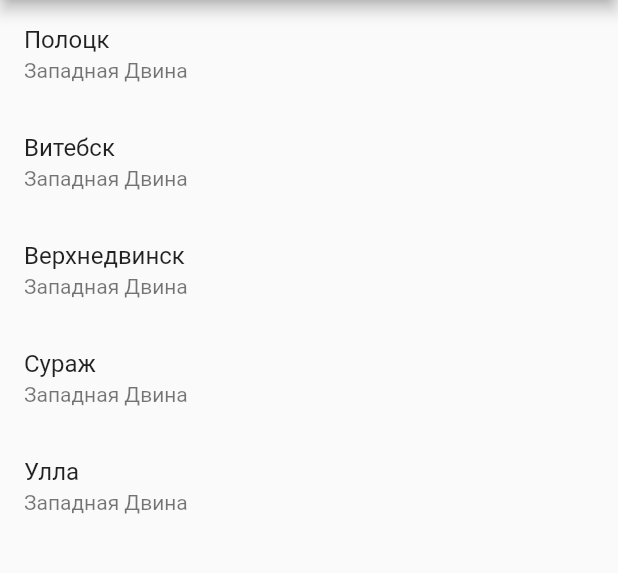
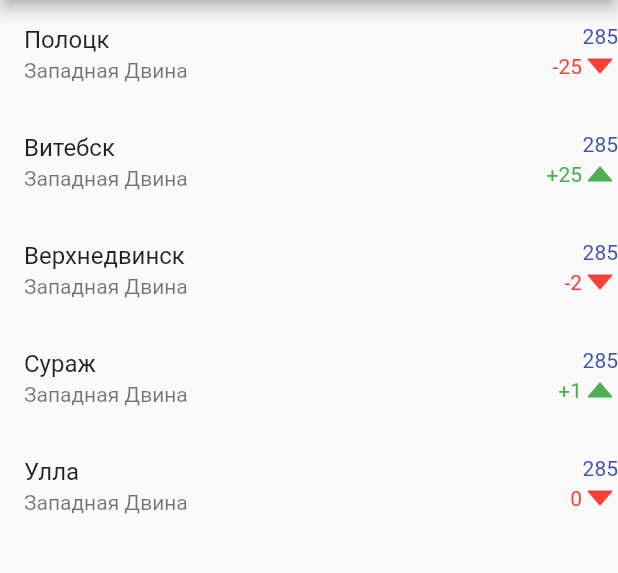
Before and after one commit to Dartlen/whater_level, a Flutter app: the screen it shows after launch, on a phone screen of 412 x 824 dp, the part 84-657 px from its top. Run offline on Flutter 3.47's test engine with Material 2 defaults, Android fonts, the phone set to English and light mode, and no system bars; our stand-ins replace ant_icons.

Commit message:
in progress

```diff
--- a/lib/main.dart
+++ b/lib/main.dart
@@ -2,6 +2,7 @@ import 'dart:convert';
 import 'dart:io';
 import "dart:math";
 
+import 'package:ant_icons/ant_icons.dart';
 import 'package:flutter/material.dart';
 import 'package:http/http.dart' as http;
 
@@ -30,11 +31,36 @@ class MainScreen extends StatelessWidget {
   final data = ["one", "two", "three", "four", "five"];
 
   final List<Post> namesPosts = [
-    Post(id: "0", name: "Полоцк", waterName: "Западная Двина"),
-    Post(id: "1", name: "Витебск", waterName: "Западная Двина"),
-    Post(id: "2", name: "Верхнедвинск", waterName: "Западная Двина"),
-    Post(id: "3", name: "Сураж", waterName: "Западная Двина"),
-    Post(id: "3", name: "Улла", waterName: "Западная Двина")
+    Post(
+        id: "0",
+        name: "Полоцк",
+        waterName: "Западная Двина",
+        pointDayInfoChanges:
+            PointDayInfoChanges(level: '285', temp: '8', delta: '-25')),
+    Post(
+        id: "1",
+        name: "Витебск",
+        waterName: "Западная Двина",
+        pointDayInfoChanges:
+            PointDayInfoChanges(level: '285', temp: '9', delta: '+25')),
+    Post(
+        id: "2",
+        name: "Верхнедвинск",
+        waterName: "Западная Двина",
+        pointDayInfoChanges:
+            PointDayInfoChanges(level: '285', temp: '10', delta: '-2')),
+    Post(
+        id: "3",
+        name: "Сураж",
+        waterName: "Западная Двина",
+        pointDayInfoChanges:
+            PointDayInfoChanges(level: '285', temp: '9', delta: '+1')),
+    Post(
+        id: "4",
+        name: "Улла",
+        waterName: "Западная Двина",
+        pointDayInfoChanges:
+            PointDayInfoChanges(level: '285', temp: '10', delta: '0'))
   ];
 
   //var zz = createPost();
@@ -50,7 +76,10 @@ class MainScreen extends StatelessWidget {
               itemCount: namesPosts.length,
               itemBuilder: (BuildContext context, int index) {
                 var post = namesPosts[index];
-                return ListTile(
+                return Row(
+                  children: [
+                    Expanded(
+                        child: ListTile(
                       title: MessageItem(post.name, post.waterName)
                           .buildTitle(context),
                       subtitle: MessageItem(post.name, post.waterName)
@@ -59,7 +88,30 @@ class MainScreen extends StatelessWidget {
                           context,
                           MaterialPageRoute(
                             builder: (context) => Main(name: post.name),
-                      )),);
+                          )),
+                    )),
+
+                    _getPointDayInfo(post.pointDayInfoChanges),
+
+                    // Expanded(
+                    //     child: Column(
+                    //   children: <Widget>[
+                    //     myLayoutWidget(),
+                    //     myLayoutWidget(),
+                    //   ],
+                    // ))
+                  ],
+                );
+                // return ListTile(
+                //     title: MessageItem(post.name, post.waterName)
+                //         .buildTitle(context),
+                //     subtitle: MessageItem(post.name, post.waterName)
+                //         .buildSubtitle(context),
+                //   onTap: () => Navigator.push(
+                //       context,
+                //       MaterialPageRoute(
+                //         builder: (context) => Main(name: post.name),
+                //       )),);
               })),
     );
   }
@@ -75,6 +127,15 @@ class Main extends StatefulWidget {
 }
 
 class PostScreen extends State<Main> {
+  TextEditingController _textController = TextEditingController();
+
+  onItemChanged(String value) {
+    setState(() {
+      // newDataList = mainDataList
+      //     .where((string) => string.toLowerCase().contains(value.toLowerCase()))
+      //     .toList();
+    });
+  }
 
   @override
   Widget build(BuildContext context) {
@@ -82,8 +143,19 @@ class PostScreen extends State<Main> {
         appBar: AppBar(
           title: Text('Flutter ListView Example'),
         ),
-        body: Center(
-          child: FutureBuilder(
+        body: Column(
+          children: <Widget>[
+            Padding(
+              padding: const EdgeInsets.all(12.0),
+              child: TextField(
+                controller: _textController,
+                decoration: InputDecoration(
+                  hintText: 'Search Here...',
+                ),
+                onChanged: onItemChanged,
+              ),
+            ),
+            FutureBuilder(
                 future: loadPost(),
                 builder: (context, AsyncSnapshot snapshot) {
                   if (!snapshot.hasData) {
@@ -95,30 +167,15 @@ class PostScreen extends State<Main> {
                       itemBuilder: (BuildContext context, int index) {
                         var pointDay = snapshot.data[index];
                         return ListTile(
-                                  title: MessageItem(pointDay.date.toString(), pointDay.level).buildTitle(context));
+                            title: MessageItem(
+                                    pointDay.date.toString(), pointDay.level)
+                                .buildTitle(context));
                       },
                     ));
-                        // child: ListView.builder(
-                        //     itemCount: snapshot.data.length,
-                        //     scrollDirection: Axis.horizontal,
-                        //     itemBuilder: (BuildContext context, int index) {
-                        //       return Text('${snapshot.data[index]}');
-                        //     }));
                   }
                 })
+          ],
         ));
-
-    // child: ListView.builder(
-    //     itemCount: pointDays.length,
-    //     itemBuilder: (BuildContext context, int index) {
-    //       var post = pointDays[index];
-    //       return ListTile(
-    //           title: MessageItem(post.name, post.waterName)
-    //               .buildTitle(context),
-    //           subtitle: MessageItem(post.name, post.waterName)
-    //               .buildSubtitle(context));
-    //     })),
-    // );
   }
 }
 
@@ -138,6 +195,75 @@ class MessageItem implements ListItem {
   Widget buildTitle(BuildContext context) => Text(sender);
 
   Widget buildSubtitle(BuildContext context) => Text(body);
+}
+
+Widget myLayoutWidget() {
+  return Align(
+    alignment: Alignment(0.9, 0),
+    child: Text("widget"),
+  );
+}
+
+Widget _getPointDayInfo(PointDayInfoChanges pointDayInfoChanges) {
+  Widget row;
+  MaterialColor color;
+  if (pointDayInfoChanges.delta.contains("+")) {
+    color = Colors.green;
+    row = rowTextWithPictureUpWater(pointDayInfoChanges.delta, color);
+    //changeTextWidget = new TextSpan(text: pointDayInfoChanges.delta, style: new TextStyle(color: Colors.green));
+  } else {
+    color = Colors.red;
+    row = rowTextWithPictureDownWater(pointDayInfoChanges.delta, color);
+    //changeTextWidget = new TextSpan(text: pointDayInfoChanges.delta, style: new TextStyle(color: Colors.red));
+  }
+
+  return Expanded(
+      child: Column(
+    children: <Widget>[
+      Align(
+        alignment: Alignment(1, 0),
+        child: Text(
+          pointDayInfoChanges.level,
+          style: TextStyle(color: Colors.indigo),
+        ),
+      ),
+      row,
+    ],
+  ));
+}
+
+Widget rowTextWithPictureDownWater(String text, Color color) {
+  return Row(
+    mainAxisAlignment: MainAxisAlignment.end,
+    children: <Widget>[
+      Text(text, style: TextStyle(color: color)),
+      const Icon(
+        AntIcons.caret_down_outline,
+        color: Colors.red,
+      ),
+    ],
+  );
+}
+
+Widget rowTextWithPictureUpWater(String text, Color color) {
+  return Row(
+    mainAxisAlignment: MainAxisAlignment.end,
+    children: <Widget>[
+      Text(text, style: TextStyle(color: color)),
+      const Icon(
+        AntIcons.caret_up_outline,
+        color: Colors.green,
+      ),
+    ],
+  );
+}
+
+class PointDayInfoChanges {
+  final String level;
+  final String temp;
+  final String delta;
+
+  PointDayInfoChanges({this.level, this.temp, this.delta});
 }
 
 /// The base class for the different types of items the list can contain.
@@ -184,8 +310,9 @@ class Post {
   final String id;
   final String name;
   final String waterName;
+  final PointDayInfoChanges pointDayInfoChanges;
 
-  Post({this.id, this.name, this.waterName});
+  Post({this.id, this.name, this.waterName, this.pointDayInfoChanges});
 }
 
 class PointDay {
@@ -206,70 +333,3 @@ class PointDay {
         delta: json[3]);
   }
 }
-
-// class _MyHomePageState extends State<MyHomePage> {
-//   int _counter = 0;
-//
-//   void _incrementCounter() {
-//     setState(() {
-//       // This call to setState tells the Flutter framework that something has
-//       // changed in this State, which causes it to rerun the build method below
-//       // so that the display can reflect the updated values. If we changed
-//       // _counter without calling setState(), then the build method would not be
-//       // called again, and so nothing would appear to happen.
-//       _counter++;
-//     });
-//   }
-//
-//   @override
-//   Widget build(BuildContext context) {
-//     // This method is rerun every time setState is called, for instance as done
-//     // by the _incrementCounter method above.
-//     //
-//     // The Flutter framework has been optimized to make rerunning build methods
-//     // fast, so that you can just rebuild anything that needs updating rather
-//     // than having to individually change instances of widgets.
-//     return Scaffold(
-//       appBar: AppBar(
-//         // Here we take the value from the MyHomePage object that was created by
-//         // the App.build method, and use it to set our appbar title.
-//         title: Text(widget.title),
-//       ),
-//       body: Center(
-//         // Center is a layout widget. It takes a single child and positions it
-//         // in the middle of the parent.
-//         child: Column(
-//           // Column is also a layout widget. It takes a list of children and
-//           // arranges them vertically. By default, it sizes itself to fit its
-//           // children horizontally, and tries to be as tall as its parent.
-//           //
-//           // Invoke "debug painting" (press "p" in the console, choose the
-//           // "Toggle Debug Paint" action from the Flutter Inspector in Android
-//           // Studio, or the "Toggle Debug Paint" command in Visual Studio Code)
-//           // to see the wireframe for each widget.
-//           //
-//           // Column has various properties to control how it sizes itself and
-//           // how it positions its children. Here we use mainAxisAlignment to
-//           // center the children vertically; the main axis here is the vertical
-//           // axis because Columns are vertical (the cross axis would be
-//           // horizontal).
-//           mainAxisAlignment: MainAxisAlignment.center,
-//           children: <Widget>[
-//             Text(
-//               'You have pushed the button this many times:',
-//             ),
-//             Text(
-//               '$_counter',
-//               style: Theme.of(context).textTheme.headline4,
-//             ),
-//           ],
-//         ),
-//       ),
-//       floatingActionButton: FloatingActionButton(
-//         onPressed: _incrementCounter,
-//         tooltip: 'Increment',
-//         child: Icon(Icons.add),
-//       ), // This trailing comma makes auto-formatting nicer for build methods.
-//     );
-//   }
-// }
--- a/pubspec.yaml
+++ b/pubspec.yaml
@@ -29,6 +29,7 @@ dependencies:
   # Use with the CupertinoIcons class for iOS style icons.
   cupertino_icons: ^1.0.2
   http: 0.13.1
+  ant_icons: ^1.0.0
 
 dev_dependencies:
   flutter_test:
```
Also changed, not shown: pubspec.lock. Lines whose indentation alone changed are shown as unchanged.
